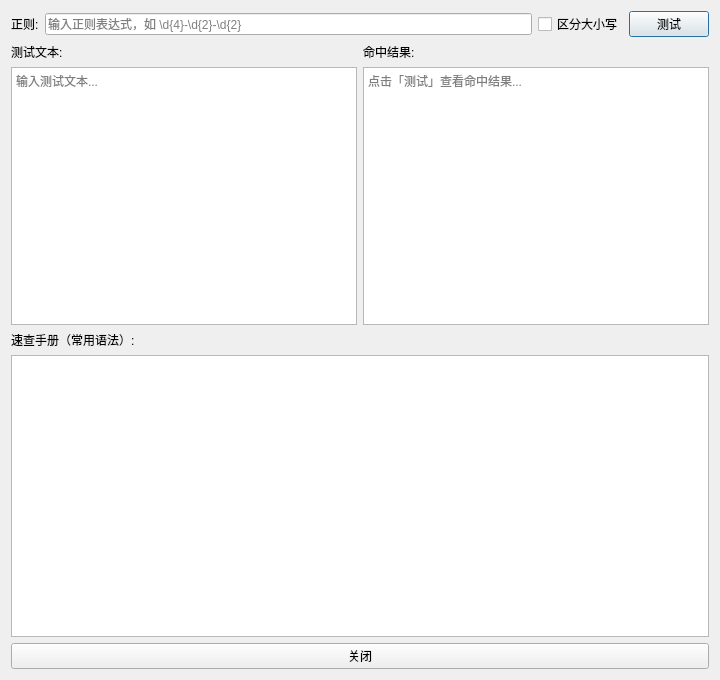
The window that src/fuscan/gui/regex_tester.ui (gookeryoung/uniscan) describes before a commit, drawn with Qt 5.
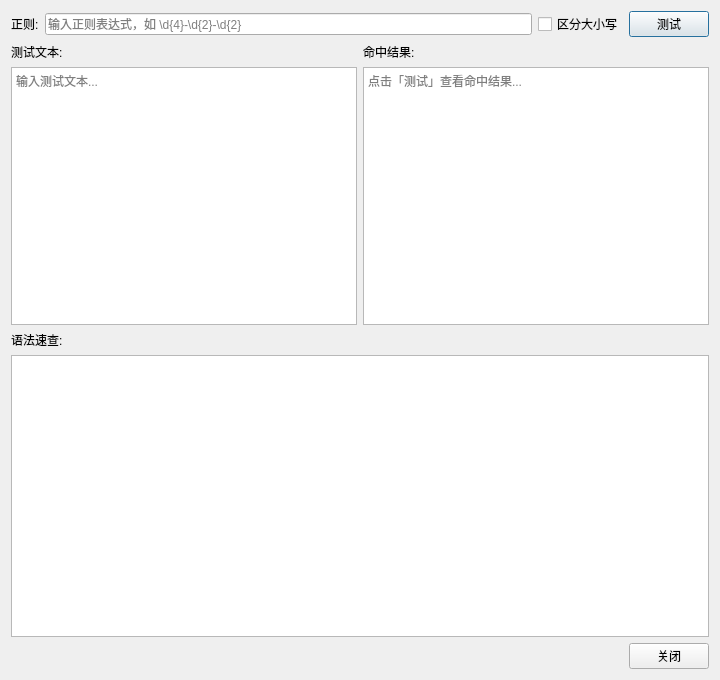
The same window after the commit.

Commit message:
fix: 修复 RegexTesterDialog 类定义时 TypeError 导致工具窗口无法打开
根因：@Slot 无括号装饰器把 on_test_regex 函数当作 Signal 参数类型，类定义时即报 Unknown signal argument type: function；方法名 on_test_regex 匹配 PySide2 自动连接模式 on_<widget>_<signal>。修复：方法名改回 _on_test_regex（带下划线前缀避免自动连接），移除 @Slot 装饰器，补回 regex_test_btn 测试按钮到 UI，布局名 verticalLayout 改为 main_layout 保持一致

What changed in the file:
```diff
--- a/src/fuscan/gui/regex_tester.ui
+++ b/src/fuscan/gui/regex_tester.ui
@@ -124,12 +124,12 @@
    </item>
    <item>
     <widget class="QLabel" name="regex_cheatsheet_label">
-     <property name="text">
-      <string>速查手册（常用语法）:</string>
-     </property>
      <property name="toolTip">
       <string>Python re 模块支持的常用正则语法</string>
      </property>
+     <property name="text">
+      <string>语法速查:</string>
+     </property>
     </widget>
    </item>
    <item>
@@ -143,11 +143,28 @@
     </widget>
    </item>
    <item>
+    <layout class="QHBoxLayout" name="horizontalLayout">
+     <item>
+      <spacer name="horizontalSpacer">
+       <property name="orientation">
+        <enum>Qt::Horizontal</enum>
+       </property>
+       <property name="sizeHint" stdset="0">
+        <size>
+         <width>40</width>
+         <height>20</height>
+        </size>
+       </property>
+      </spacer>
+     </item>
+     <item>
     <widget class="QPushButton" name="close_btn">
      <property name="text">
       <string>关闭</string>
      </property>
     </widget>
+     </item>
+    </layout>
    </item>
   </layout>
  </widget>
```
Left out of the diff: 12 changed lines with no effect on the pictures. Lines whose indentation alone changed are shown as unchanged. The commit also changes 2 other files.
